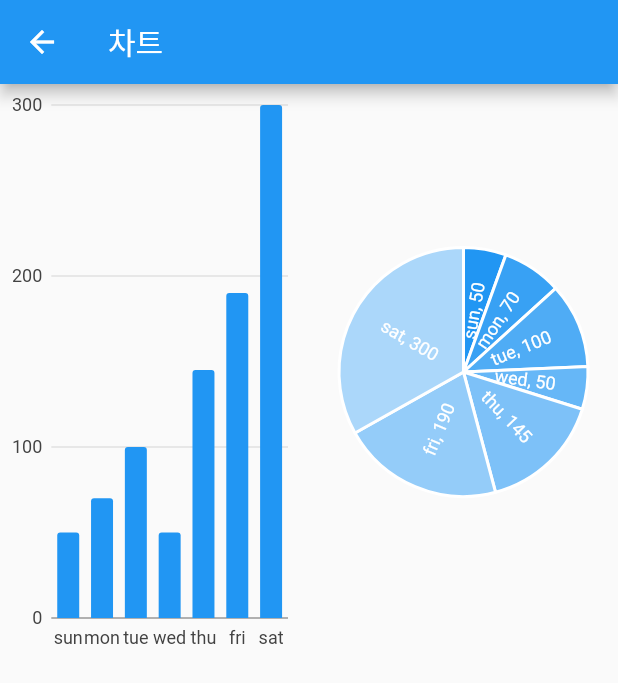
After one commit to lks574/flutter_example, a Flutter app: the screen it shows after launch, after a tap on "차트", on a phone screen of 412 x 824 dp. The commit adds this screen. Shown: the top 683 px of the screen. Run offline on Flutter 3.47's test engine with Material 2 defaults, Android fonts, the phone set to English and light mode, and no system bars; our stand-ins replace charts_flutter.

Commit message:
차트 추가중

```diff
--- /dev/null
+++ b/lib/FacebookLogin/FacebookPage.dart
@@ -0,0 +1,20 @@
+import 'package:flutter/material.dart';
+
+class FacebookPage extends StatefulWidget {
+  @override
+  _FacebookPageState createState() => _FacebookPageState();
+}
+
+class _FacebookPageState extends State<FacebookPage> {
+  @override
+  Widget build(BuildContext context) {
+    return Scaffold(
+      appBar: AppBar(
+        title: Text("페이스북"),
+      ),
+      body: Container(
+
+      ),
+    );
+  }
+}
--- /dev/null
+++ b/lib/charts/ChartPage.dart
@@ -0,0 +1,89 @@
+import 'package:flutter/material.dart';
+import 'package:charts_flutter/flutter.dart' as charts;
+
+class ChartPage extends StatefulWidget {
+  @override
+  _ChartPageState createState() => _ChartPageState();
+}
+
+class _ChartPageState extends State<ChartPage> {
+
+  var data = [
+    Sales("sun", 50),
+    Sales("mon", 70),
+    Sales("tue", 100),
+    Sales("wed", 50),
+    Sales("thu", 145),
+    Sales("fri", 190),
+    Sales("sat", 300),];
+
+
+
+  @override
+  Widget build(BuildContext context) {
+
+    var series = [
+      charts.Series(
+        domainFn: (Sales sales, _) => sales.day,
+        measureFn: (Sales sales, _) => sales.sold,
+        id: "Sales",
+        data: data,
+        labelAccessorFn: (Sales sales, _) => "${sales.day}, ${sales.sold.toString()}",
+      )
+    ];
+
+    var barChart = charts.BarChart(
+      series,
+    );
+
+    var pieChart = charts.PieChart(
+      series,
+      defaultRenderer: charts.ArcRendererConfig(
+        arcRendererDecorators: [charts.ArcLabelDecorator()],
+      ),
+    );
+
+
+    return Scaffold(
+      appBar: AppBar(
+        title: Text("차트"),
+      ),
+      body: Container(
+        child: Column(
+          children: <Widget>[
+            Expanded(
+              flex: 1,
+              child: Row(
+                children: <Widget>[
+                  Expanded(
+                    flex: 1,
+                    child: barChart,
+                  ),
+                  Expanded(
+                    flex: 1,
+                    child: pieChart,
+                  ),
+                ],
+              ),
+            ),
+            Expanded(
+              flex: 1,
+              child: Row(
+                children: <Widget>[
+
+                ],
+              ),
+            ),
+          ],
+        ),
+      ),
+    );
+  }
+}
+
+class Sales{
+  final String day;
+  final int sold;
+
+  Sales(this.day, this.sold);
+}
--- /dev/null
+++ b/lib/kakaoLogin/KakaoPage.dart
@@ -0,0 +1,18 @@
+import 'package:flutter/material.dart';
+
+class KakaoPage extends StatefulWidget {
+  @override
+  _KakaoPageState createState() => _KakaoPageState();
+}
+
+class _KakaoPageState extends State<KakaoPage> {
+  @override
+  Widget build(BuildContext context) {
+    return Scaffold(
+      appBar: AppBar(
+        title: Text("카카오"),
+      ),
+      body: Container(),
+    );
+  }
+}
--- a/lib/pages/MainPage.dart
+++ b/lib/pages/MainPage.dart
@@ -1,4 +1,7 @@
 import 'package:flutter/material.dart';
+import 'package:flutter_example/FacebookLogin/FacebookPage.dart';
+import 'package:flutter_example/charts/ChartPage.dart';
+import 'package:flutter_example/kakaoLogin/KakaoPage.dart';
 
 
 class MainPage extends StatefulWidget {
@@ -9,6 +12,9 @@ class MainPage extends StatefulWidget {
 
 class _MainPageState extends State<MainPage> {
 
+  final _listItems = ["차트","카카오","페이스북"];
+  final _listPages = [ChartPage(), KakaoPage(), FacebookPage()];
+
   @override
   Widget build(BuildContext context) {
     return Scaffold(
@@ -16,8 +22,22 @@ class _MainPageState extends State<MainPage> {
         title: Text("asd"),
       ),
       body: Container(
-
+        child: ListView.builder(
+          itemBuilder: (context, index){
+            return ListTile(
+              title: Text(_listItems[index]),
+              onTap: (){
+                _pageMove(index);
+              },
+            );
+          },
+          itemCount: _listItems.length,
+        ),
       ),
     );
   }
+
+  _pageMove(int index){
+    Navigator.of(context).push(MaterialPageRoute(builder: (context) => _listPages[index]));
+  }
 }
```
Also changed, not shown: 2 other files.
